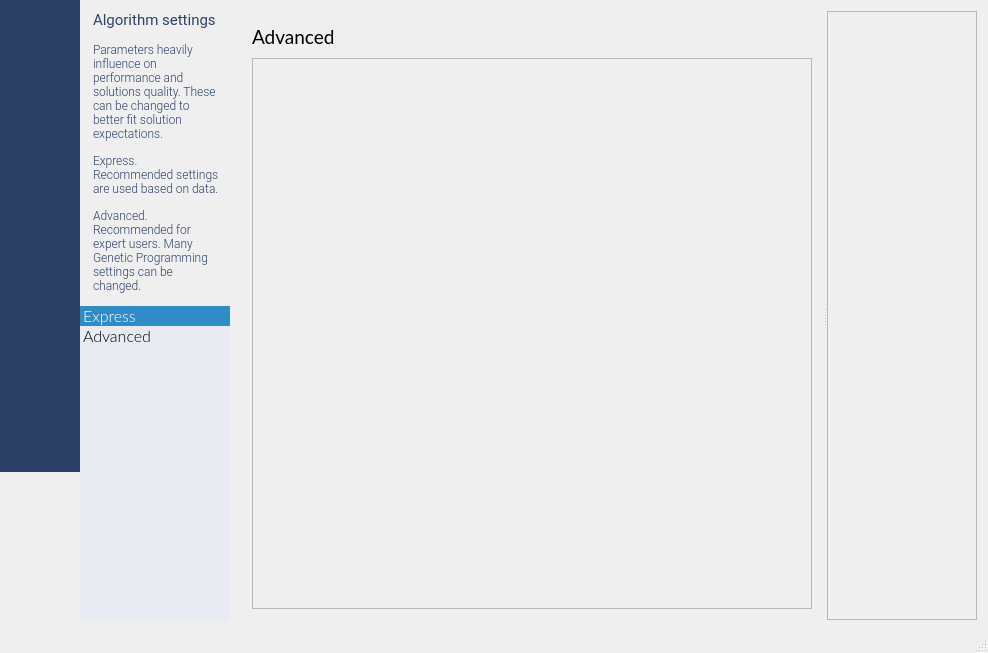
emigdioz/LeafGP, file source/mainwidget.ui: the form before one commit.
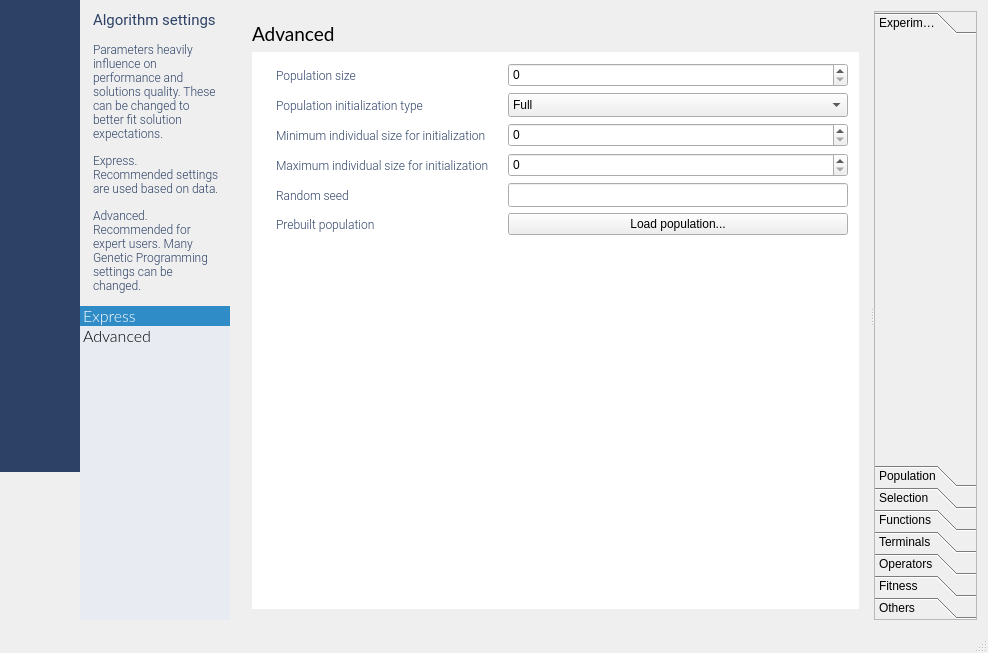
The form after the commit. The open tabs and pages were chosen to show the change. Icons and pictures are not drawn. Custom widgets are drawn as their Qt base class.

What changed in the file:
```diff
--- a/source/mainwidget.ui
+++ b/source/mainwidget.ui
@@ -1970,6 +1970,9 @@
            </layout>
           </widget>
           <widget class="QWidget" name="pageSetupAdvanced">
+           <property name="styleSheet">
+            <string notr="true"/>
+           </property>
            <layout class="QGridLayout" name="gridLayout_8">
             <item row="0" column="0">
              <widget class="QSplitter" name="splitter_2">
@@ -2002,11 +2005,284 @@
                 <item>
                  <widget class="QFrame" name="frame_7">
                   <property name="frameShape">
-                   <enum>QFrame::StyledPanel</enum>
+                   <enum>QFrame::NoFrame</enum>
                   </property>
                   <property name="frameShadow">
                    <enum>QFrame::Raised</enum>
                   </property>
+                  <layout class="QGridLayout" name="gridLayout_37">
+                   <property name="leftMargin">
+                    <number>0</number>
+                   </property>
+                   <property name="topMargin">
+                    <number>0</number>
+                   </property>
+                   <property name="rightMargin">
+                    <number>0</number>
+                   </property>
+                   <property name="bottomMargin">
+                    <number>0</number>
+                   </property>
+                   <property name="spacing">
+                    <number>0</number>
+                   </property>
+                   <item row="0" column="0">
+                    <widget class="QStackedWidget" name="stackedWidgetSetupAdvanced">
+                     <property name="styleSheet">
+                      <string notr="true">QWidget#pageExperiment {
+	background: rgb(255,255,255);
+}
+
+QWidget#pagePopulation {
+	background: rgb(255,255,255);
+}
+
+QWidget#pageSelection {
+	background: rgb(255,255,255);
+}
+
+QWidget#pageFunctions {
+	background: rgb(255,255,255);
+}
+
+QWidget#pageTerminals {
+	background: rgb(255,255,255);
+}
+
+QWidget#pageOperators {
+	background: rgb(255,255,255);
+}
+
+QWidget#pageFitness {
+	background: rgb(255,255,255);
+}
+
+QWidget#pageOthers {
+	background: rgb(255,255,255);
+}
+
+QLabel
+{
+	font-family: Roboto;
+	font-weight: 200;
+	font-size: 9pt;
+	padding-left: 10px;
+	padding-right: 10px;
+	color: rgb(45,65,102);
+}</string>
+                     </property>
+                     <property name="currentIndex">
+                      <number>2</number>
+                     </property>
+                     <widget class="QWidget" name="pageExperiment"/>
+                     <widget class="QWidget" name="pagePopulation">
+                      <layout class="QGridLayout" name="gridLayout_40">
+                       <item row="0" column="0">
+                        <layout class="QGridLayout" name="gridLayout_38">
+                         <item row="5" column="0">
+                          <widget class="QLabel" name="label_59">
+                           <property name="text">
+                            <string>Prebuilt population</string>
+                           </property>
+                          </widget>
+                         </item>
+                         <item row="5" column="1">
+                          <widget class="QPushButton" name="pushButton">
+                           <property name="text">
+                            <string>Load population...</string>
+                           </property>
+                          </widget>
+                         </item>
+                         <item row="4" column="0">
+                          <widget class="QLabel" name="label_58">
+                           <property name="text">
+                            <string>Random seed</string>
+                           </property>
+                          </widget>
+                         </item>
+                         <item row="0" column="0">
+                          <widget class="QLabel" name="label_56">
+                           <property name="text">
+                            <string>Population size</string>
+                           </property>
+                          </widget>
+                         </item>
+                         <item row="7" column="0">
+                          <spacer name="verticalSpacer_3">
+                           <property name="orientation">
+                            <enum>Qt::Vertical</enum>
+                           </property>
+                           <property name="sizeHint" stdset="0">
+                            <size>
+                             <width>20</width>
+                             <height>40</height>
+                            </size>
+                           </property>
+                          </spacer>
+                         </item>
+                         <item row="2" column="0">
+                          <widget class="QLabel" name="label_60">
+                           <property name="text">
+                            <string>Minimum individual size for initialization</string>
+                           </property>
+                          </widget>
+                         </item>
+                         <item row="1" column="1">
+                          <widget class="QComboBox" name="comboBox_2">
+                           <property name="minimumSize">
+                            <size>
+                             <width>0</width>
+                             <height>24</height>
+                            </size>
+                           </property>
+                           <item>
+                            <property name="text">
+                             <string>Full</string>
+                            </property>
+                           </item>
+                           <item>
+                            <property name="text">
+                             <string>Grow</string>
+                            </property>
+                           </item>
+                           <item>
+                            <property name="text">
+                             <string>Ramped Half-and-half</string>
+                            </property>
+                           </item>
+                          </widget>
+                         </item>
+                         <item row="0" column="1">
+                          <widget class="QSpinBox" name="spinBox">
+                           <property name="minimumSize">
+                            <size>
+                             <width>0</width>
+                             <height>24</height>
+                            </size>
+                           </property>
+                          </widget>
+                         </item>
+                         <item row="1" column="0">
+                          <widget class="QLabel" name="label_57">
+                           <property name="text">
+                            <string>Population initialization type</string>
+                           </property>
+                          </widget>
+                         </item>
+                         <item row="4" column="1">
+                          <widget class="QLineEdit" name="lineEdit">
+                           <property name="minimumSize">
+                            <size>
+                             <width>0</width>
+                             <height>24</height>
+                            </size>
+                           </property>
+                          </widget>
+                         </item>
+                         <item row="3" column="0">
+                          <widget class="QLabel" name="label_61">
+                           <property name="text">
+                            <string>Maximum individual size for initialization</string>
+                           </property>
+                          </widget>
+                         </item>
+                         <item row="2" column="1">
+                          <widget class="QSpinBox" name="spinBox_2">
+                           <property name="minimumSize">
+                            <size>
+                             <width>0</width>
+                             <height>24</height>
+                            </size>
+                           </property>
+                          </widget>
+                         </item>
+                         <item row="3" column="1">
+                          <widget class="QSpinBox" name="spinBox_3">
+                           <property name="minimumSize">
+                            <size>
+                             <width>0</width>
+                             <height>24</height>
+                            </size>
+                           </property>
+                          </widget>
+                         </item>
+                        </layout>
+                       </item>
+                      </layout>
+                     </widget>
+                     <widget class="QWidget" name="pageSelection">
+                      <layout class="QGridLayout" name="gridLayout_42">
+                       <item row="0" column="0">
+                        <layout class="QGridLayout" name="gridLayout_41">
+                         <item row="1" column="0">
+                          <widget class="QLabel" name="label_63">
+                           <property name="text">
+                            <string>Tournament size</string>
+                           </property>
+                          </widget>
+                         </item>
+                         <item row="0" column="0">
+                          <widget class="QLabel" name="label_62">
+                           <property name="text">
+                            <string>Selection type</string>
+                           </property>
+                          </widget>
+                         </item>
+                         <item row="0" column="1">
+                          <widget class="QComboBox" name="comboBox_3">
+                           <property name="minimumSize">
+                            <size>
+                             <width>0</width>
+                             <height>24</height>
+                            </size>
+                           </property>
+                           <item>
+                            <property name="text">
+                             <string>Roulette</string>
+                            </property>
+                           </item>
+                           <item>
+                            <property name="text">
+                             <string>Tournament</string>
+                            </property>
+                           </item>
+                          </widget>
+                         </item>
+                         <item row="1" column="1">
+                          <widget class="QSpinBox" name="spinBox_4">
+                           <property name="minimumSize">
+                            <size>
+                             <width>0</width>
+                             <height>24</height>
+                            </size>
+                           </property>
+                          </widget>
+                         </item>
+                         <item row="2" column="0">
+                          <spacer name="verticalSpacer_4">
+                           <property name="orientation">
+                            <enum>Qt::Vertical</enum>
+                           </property>
+                           <property name="sizeHint" stdset="0">
+                            <size>
+                             <width>20</width>
+                             <height>40</height>
+                            </size>
+                           </property>
+                          </spacer>
+                         </item>
+                        </layout>
+                       </item>
+                      </layout>
+                     </widget>
+                     <widget class="QWidget" name="pageFunctions"/>
+                     <widget class="QWidget" name="pageTerminals"/>
+                     <widget class="QWidget" name="pageOperators"/>
+                     <widget class="QWidget" name="pageFitness"/>
+                     <widget class="QWidget" name="pageOthers"/>
+                    </widget>
+                   </item>
+                  </layout>
                  </widget>
                 </item>
                </layout>
@@ -2024,6 +2300,139 @@
                <property name="frameShadow">
                 <enum>QFrame::Raised</enum>
                </property>
+               <layout class="QGridLayout" name="gridLayout_39">
+                <property name="leftMargin">
+                 <number>0</number>
+                </property>
+                <property name="topMargin">
+                 <number>0</number>
+                </property>
+                <property name="rightMargin">
+                 <number>0</number>
+                </property>
+                <property name="bottomMargin">
+                 <number>0</number>
+                </property>
+                <property name="spacing">
+                 <number>0</number>
+                </property>
+                <item row="0" column="0">
+                 <widget class="QToolBox" name="toolBoxSetup">
+                  <property name="styleSheet">
+                   <string notr="true"/>
+                  </property>
+                  <property name="currentIndex">
+                   <number>1</number>
+                  </property>
+                  <property name="tabSpacing">
+                   <number>0</number>
+                  </property>
+                  <widget class="QWidget" name="page_4">
+                   <property name="geometry">
+                    <rect>
+                     <x>0</x>
+                     <y>0</y>
+                     <width>148</width>
+                     <height>267</height>
+                    </rect>
+                   </property>
+                   <property name="maximumSize">
+                    <size>
+                     <width>150</width>
+                     <height>16777215</height>
+                    </size>
+                   </property>
+                   <attribute name="label">
+                    <string>Experiment</string>
+                   </attribute>
+                   <layout class="QGridLayout" name="gridLayout_36"/>
+                  </widget>
+                  <widget class="QWidget" name="page_5">
+                   <property name="geometry">
+                    <rect>
+                     <x>0</x>
+                     <y>0</y>
+                     <width>148</width>
+                     <height>267</height>
+                    </rect>
+                   </property>
+                   <attribute name="label">
+                    <string>Population</string>
+                   </attribute>
+                  </widget>
+                  <widget class="QWidget" name="page_11">
+                   <attribute name="label">
+                    <string>Selection</string>
+                   </attribute>
+                  </widget>
+                  <widget class="QWidget" name="page_6">
+                   <property name="geometry">
+                    <rect>
+                     <x>0</x>
+                     <y>0</y>
+                     <width>148</width>
+                     <height>267</height>
+                    </rect>
+                   </property>
+                   <attribute name="label">
+                    <string>Functions</string>
+                   </attribute>
+                  </widget>
+                  <widget class="QWidget" name="page_7">
+                   <property name="geometry">
+                    <rect>
+                     <x>0</x>
+                     <y>0</y>
+                     <width>148</width>
+                     <height>267</height>
+                    </rect>
+                   </property>
+                   <attribute name="label">
+                    <string>Terminals</string>
+                   </attribute>
+                  </widget>
+                  <widget class="QWidget" name="page_8">
+                   <property name="geometry">
+                    <rect>
+                     <x>0</x>
+                     <y>0</y>
+                     <width>148</width>
+                     <height>267</height>
+                    </rect>
+                   </property>
+                   <attribute name="label">
+                    <string>Operators</string>
+                   </attribute>
+                  </widget>
+                  <widget class="QWidget" name="page_9">
+                   <property name="geometry">
+                    <rect>
+                     <x>0</x>
+                     <y>0</y>
+                     <width>148</width>
+                     <height>267</height>
+                    </rect>
+                   </property>
+                   <attribute name="label">
+                    <string>Fitness</string>
+                   </attribute>
+                  </widget>
+                  <widget class="QWidget" name="page_10">
+                   <property name="geometry">
+                    <rect>
+                     <x>0</x>
+                     <y>0</y>
+                     <width>148</width>
+                     <height>267</height>
+                    </rect>
+                   </property>
+                   <attribute name="label">
+                    <string>Others</string>
+                   </attribute>
+                  </widget>
+                 </widget>
+                </item>
+               </layout>
               </widget>
              </widget>
             </item>
```
Left out of the diff: 98 changed lines with no effect on the pictures.
